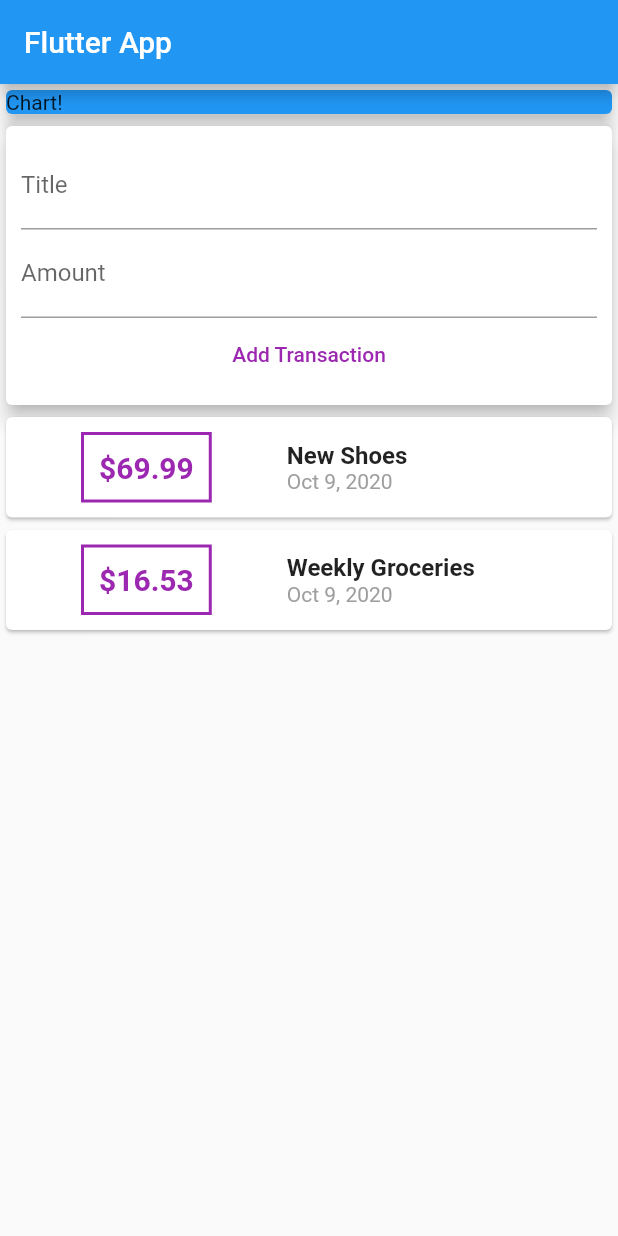
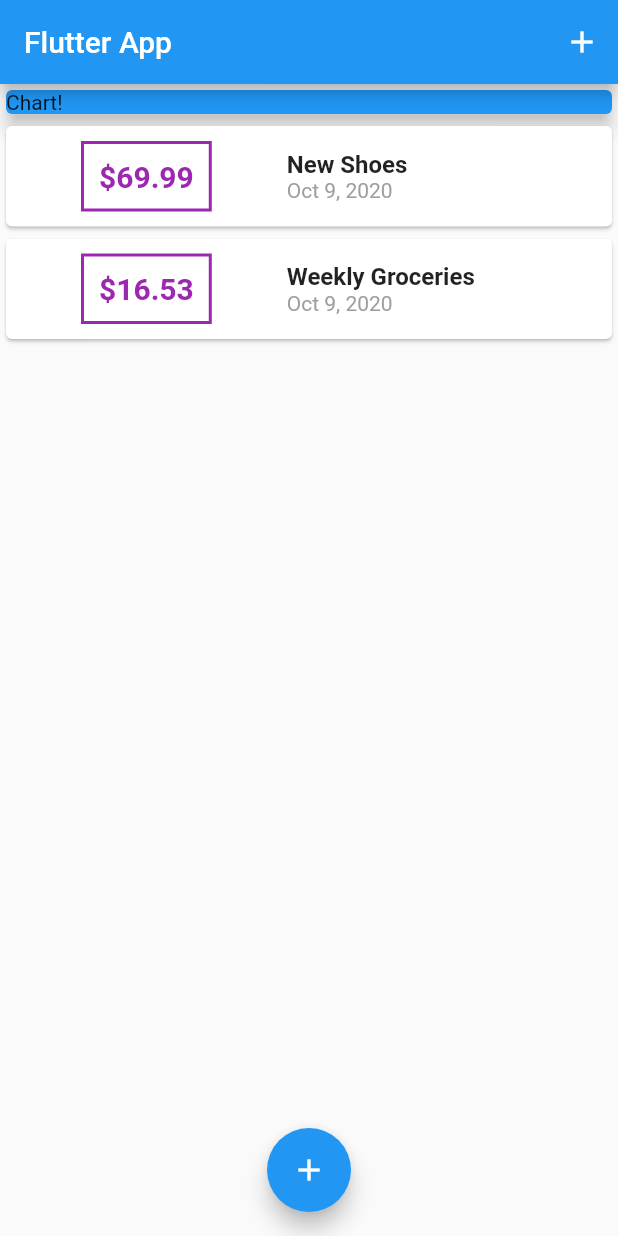
Before and after one commit to Reppinger/expense_planner, a Flutter app: the screen it shows after launch, on a phone screen of 412 x 824 dp. Run offline on Flutter 3.47's test engine with Material 2 defaults, Android fonts, the phone set to English and light mode, and no system bars.

Commit message:
Add transaction slideout. Finished 93.

```diff
--- a/lib/main.dart
+++ b/lib/main.dart
@@ -1,5 +1,7 @@
+import './widgets/new_transaction.dart';
 import 'package:flutter/material.dart';
-import './widgets/user_transactions.dart';
+import 'models/transaction.dart';
+import 'widgets/transaction_list.dart';
 
 void main() {
   runApp(MyApp());
@@ -15,15 +17,60 @@ class MyApp extends StatelessWidget {
   }
 }
 
-class MyHomePage extends StatelessWidget {
+class MyHomePage extends StatefulWidget {
+  @override
+  _MyHomePageState createState() => _MyHomePageState();
+}
+
+class _MyHomePageState extends State<MyHomePage> {
+  final List<Transaction> _userTransactions = [
+    Transaction(
+      id: 't1',
+      title: 'New Shoes',
+      amount: 69.99,
+      date: DateTime.now(),
+    ),
+    Transaction(
+      id: 't2',
+      title: 'Weekly Groceries',
+      amount: 16.53,
+      date: DateTime.now(),
+    ),
+  ];
+
+  void _addTransaction(String title, double amount) {
+    var newTransaction = Transaction(
+        id: DateTime.now().toString(),
+        title: title,
+        amount: amount,
+        date: DateTime.now());
+    setState(() {
+      _userTransactions.add(newTransaction);
+    });
+  }
+
+  void _startAddNewTransaction(BuildContext context) {
+    showModalBottomSheet(
+        context: context,
+        builder: (_) {
+          return NewTransaction(_addTransaction);
+        });
+  }
+
   @override
   Widget build(BuildContext context) {
     return Scaffold(
       appBar: AppBar(
         title: Text('Flutter App'),
+        actions: <Widget>[
+          IconButton(
+            icon: Icon(Icons.add),
+            onPressed: () => _startAddNewTransaction(context),
+          ),
+        ],
       ),
       body: SingleChildScrollView(
-              child: Column(
+        child: Column(
           // mainAxisAlignment: MainAxisAlignment.spaceAround,
           crossAxisAlignment: CrossAxisAlignment.stretch,
           children: <Widget>[
@@ -35,9 +82,14 @@ class MyHomePage extends StatelessWidget {
                 elevation: 5,
               ),
             ),
-            UserTransactions(),
+            TransactionList(_userTransactions),
           ],
         ),
+      ),
+      floatingActionButtonLocation: FloatingActionButtonLocation.centerFloat,
+      floatingActionButton: FloatingActionButton(
+        child: Icon(Icons.add),
+        onPressed: () => _startAddNewTransaction(context),
       ),
     );
   }
--- a/lib/widgets/transaction_list.dart
+++ b/lib/widgets/transaction_list.dart
@@ -26,7 +26,7 @@ class TransactionList extends StatelessWidget {
                   ),
                   padding: EdgeInsets.all(10),
                   child: Text(
-                    '\$${_userTransactions[index].amount}',
+                    '\$${_userTransactions[index].amount.toStringAsFixed(2)}',
                     style: TextStyle(
                       fontWeight: FontWeight.bold,
                       fontSize: 20,
--- a/lib/widgets/user_transactions.dart
+++ /dev/null
@@ -1,47 +0,0 @@
-import 'package:flutter/material.dart';
-import '../models/transaction.dart';
-import './new_transaction.dart';
-import './transaction_list.dart';
-
-class UserTransactions extends StatefulWidget {
-  @override
-  _UserTransactionsState createState() => _UserTransactionsState();
-}
-
-class _UserTransactionsState extends State<UserTransactions> {
-  final List<Transaction> _userTransactions = [
-    Transaction(
-      id: 't1',
-      title: 'New Shoes',
-      amount: 69.99,
-      date: DateTime.now(),
-    ),
-    Transaction(
-      id: 't2',
-      title: 'Weekly Groceries',
-      amount: 16.53,
-      date: DateTime.now(),
-    ),
-  ];
-  void _addTransaction(String title, double amount) {
-    var newTransaction = Transaction(
-        id: DateTime.now().toString(),
-        title: title,
-        amount: amount,
-        date: DateTime.now());
-
-    setState(() {
-      _userTransactions.add(newTransaction);
-    });
-  }
-
-  @override
-  Widget build(BuildContext context) {
-    return Column(
-      children: [
-        NewTransaction(_addTransaction),
-        TransactionList(_userTransactions),
-      ],
-    );
-  }
-}
```
Also changed, not shown: lib/widgets/new_transaction.dart (+24 -7 lines).
